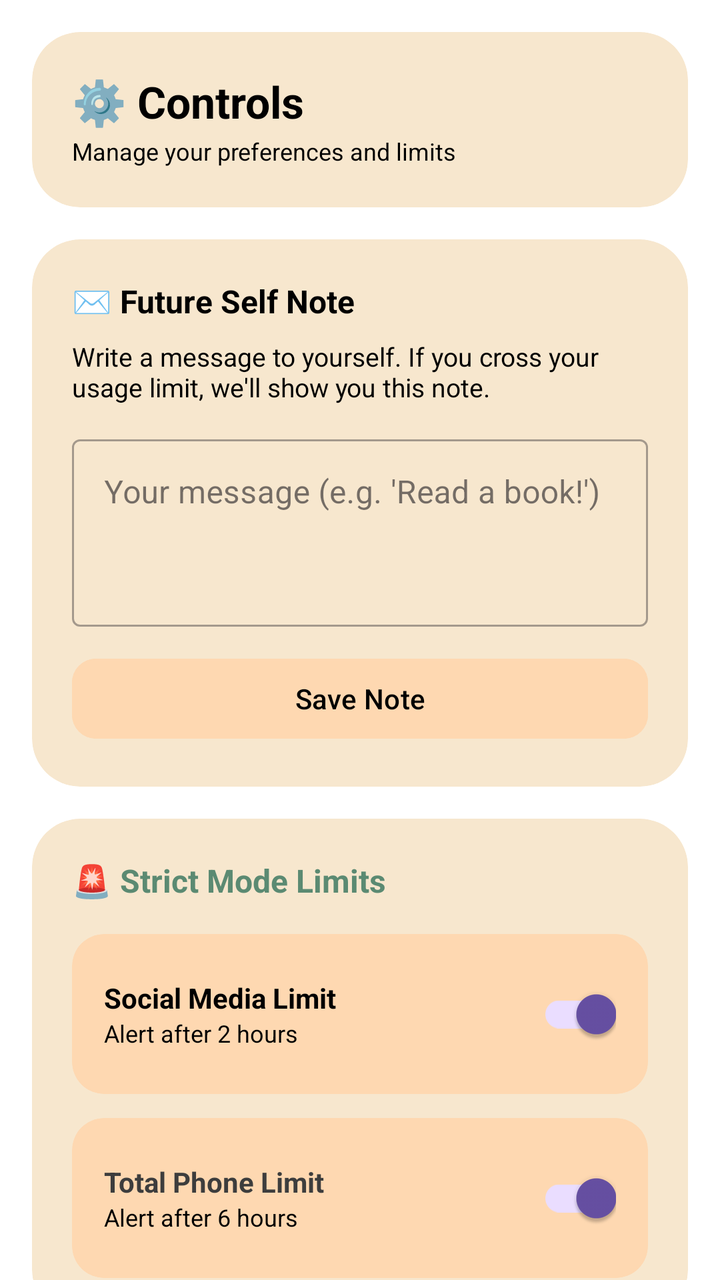
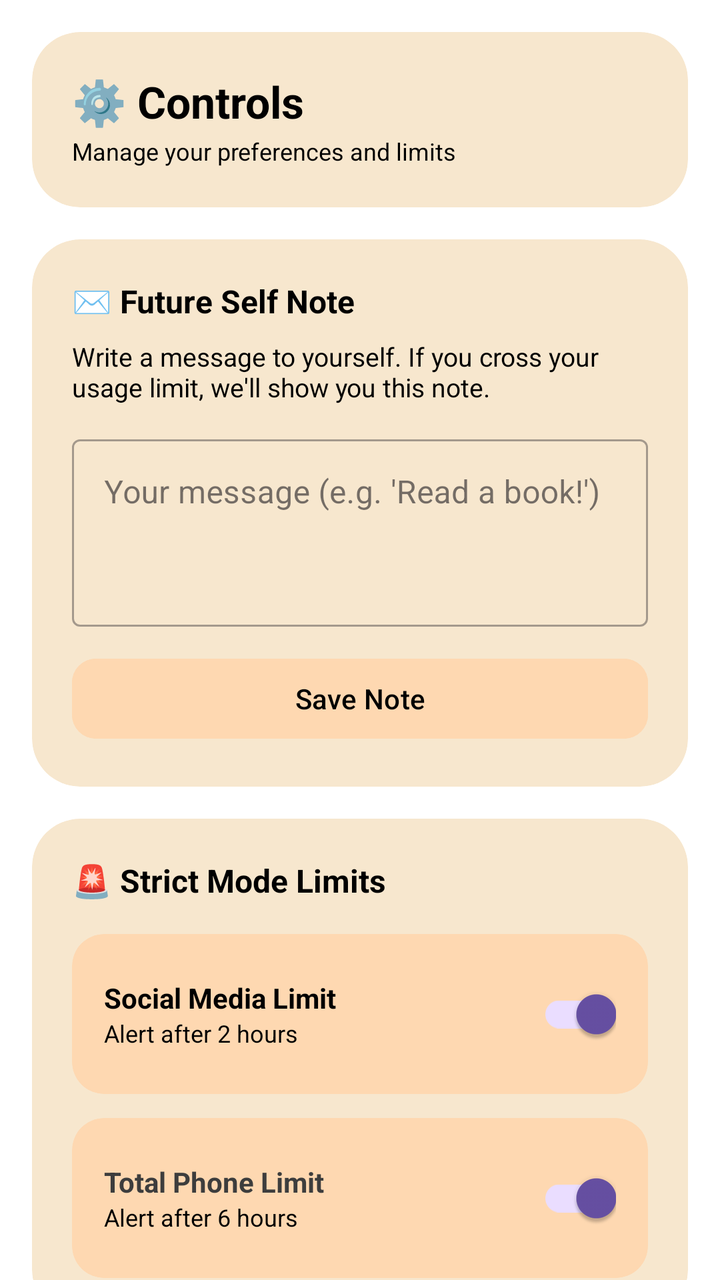

Two renders of the same Android screen: before a commit and after it. Below are the layout's source before the change and the commit's diff.
<!-- AndroidManifest.xml: application theme Theme.PhoneMoodTranslator -->
<!-- res/layout/fragment_controls.xml -->
<?xml version="1.0" encoding="utf-8"?>
<ScrollView
    xmlns:android="http://schemas.android.com/apk/res/android"
    xmlns:app="http://schemas.android.com/apk/res-auto"
    android:layout_width="match_parent"
    android:layout_height="match_parent"
    android:background="#FFFFFF"
    android:scrollbars="none">

    <LinearLayout
        android:layout_width="match_parent"
        android:layout_height="wrap_content"
        android:orientation="vertical"
        android:padding="16dp">

        
        <androidx.cardview.widget.CardView
            android:layout_width="match_parent"
            android:layout_height="wrap_content"
            android:layout_marginBottom="16dp"
            app:cardCornerRadius="24dp"
            app:cardElevation="0dp"
            app:cardBackgroundColor="#F7E7CE">

            <LinearLayout
                android:layout_width="match_parent"
                android:layout_height="wrap_content"
                android:orientation="vertical"
                android:padding="20dp">

                <TextView
                    android:layout_width="wrap_content"
                    android:layout_height="wrap_content"
                    android:text="⚙️ Controls"
                    android:textSize="22sp"
                    android:textStyle="bold"
                    android:textColor="#000000"/>

                <TextView
                    android:layout_width="wrap_content"
                    android:layout_height="wrap_content"
                    android:text="Manage your preferences and limits"
                    android:textSize="12sp"
                    android:textColor="#000000"
                    android:layout_marginTop="2dp"/>

            </LinearLayout>

        </androidx.cardview.widget.CardView>

        
        <androidx.cardview.widget.CardView
            android:layout_width="match_parent"
            android:layout_height="wrap_content"
            android:layout_marginBottom="16dp"
            app:cardCornerRadius="24dp"
            app:cardElevation="0dp"
            app:cardBackgroundColor="#F7E7CE">

            <LinearLayout
                android:layout_width="match_parent"
                android:layout_height="wrap_content"
                android:orientation="vertical"
                android:padding="20dp">

                <TextView
                    android:layout_width="wrap_content"
                    android:layout_height="wrap_content"
                    android:text="✉️ Future Self Note"
                    android:textSize="16sp"
                    android:textStyle="bold"
                    android:textColor="#000000"
                    android:layout_marginBottom="8dp"/>

                <TextView
                    android:layout_width="match_parent"
                    android:layout_height="wrap_content"
                    android:text="Write a message to yourself. If you cross your usage limit, we'll show you this note."
                    android:textColor="#000000"
                    android:textSize="13sp"
                    android:layout_marginBottom="12dp"/>

                <com.google.android.material.textfield.TextInputLayout
                    android:layout_width="match_parent"
                    android:layout_height="wrap_content"
                    android:hint="Your message (e.g. 'Read a book!')"
                    style="@style/Widget.MaterialComponents.TextInputLayout.OutlinedBox">

                    <com.google.android.material.textfield.TextInputEditText
                        android:id="@+id/etFutureNote"
                        android:layout_width="match_parent"
                        android:layout_height="wrap_content"
                        android:minLines="3"
                        android:gravity="top"/>

                </com.google.android.material.textfield.TextInputLayout>

                <Button
                    android:id="@+id/btnSaveNote"
                    android:layout_width="match_parent"
                    android:layout_height="wrap_content"
                    android:text="Save Note"
                    android:layout_marginTop="12dp"
                    android:textColor="#000000"
                    android:backgroundTint="#FED8B1"
                    app:cornerRadius="12dp"/>

            </LinearLayout>

        </androidx.cardview.widget.CardView>

        
        <androidx.cardview.widget.CardView
            android:layout_width="match_parent"
            android:layout_height="wrap_content"
            android:layout_marginBottom="16dp"
            app:cardCornerRadius="24dp"
            app:cardElevation="0dp"
            app:cardBackgroundColor="#F7E7CE">

            <LinearLayout
                android:layout_width="match_parent"
                android:layout_height="wrap_content"
                android:orientation="vertical"
                android:padding="20dp">

                <TextView
                    android:layout_width="wrap_content"
                    android:layout_height="wrap_content"
                    android:text="🚨 Strict Mode Limits"
                    android:textSize="16sp"
                    android:textStyle="bold"
                    android:textColor="#5B8A72"
                    android:layout_marginBottom="16dp"/>

                
                <androidx.cardview.widget.CardView
                    android:layout_width="match_parent"
                    android:layout_height="wrap_content"
                    android:layout_marginBottom="12dp"
                    app:cardCornerRadius="16dp"
                    app:cardElevation="0dp"
                    app:cardBackgroundColor="#FED8B1">

                    <LinearLayout
                        android:layout_width="match_parent"
                        android:layout_height="wrap_content"
                        android:orientation="horizontal"
                        android:gravity="center_vertical"
                        android:padding="16dp">

                        <LinearLayout
                            android:layout_width="0dp"
                            android:layout_height="wrap_content"
                            android:layout_weight="1"
                            android:orientation="vertical">

                            <TextView
                                android:layout_width="wrap_content"
                                android:layout_height="wrap_content"
                                android:text="Social Media Limit"
                                android:textSize="14sp"
                                android:textStyle="bold"
                                android:textColor="#000000"/>

                            <TextView
                                android:layout_width="wrap_content"
                                android:layout_height="wrap_content"
                                android:text="Alert after 2 hours"
                                android:textSize="12sp"
                                android:textColor="#000000"/>

                        </LinearLayout>

                        <com.google.android.material.switchmaterial.SwitchMaterial
                            android:id="@+id/switchSocialLimit"
                            android:layout_width="wrap_content"
                            android:layout_height="wrap_content"
                            android:checked="true"/>

                    </LinearLayout>

                </androidx.cardview.widget.CardView>

                
                <androidx.cardview.widget.CardView
                    android:layout_width="match_parent"
                    android:layout_height="wrap_content"
                    app:cardCornerRadius="16dp"
                    app:cardElevation="0dp"
                    app:cardBackgroundColor="#FED8B1">

                    <LinearLayout
                        android:layout_width="match_parent"
                        android:layout_height="wrap_content"
                        android:orientation="horizontal"
                        android:gravity="center_vertical"
                        android:padding="16dp">

                        <LinearLayout
                            android:layout_width="0dp"
                            android:layout_height="wrap_content"
                            android:layout_weight="1"
                            android:orientation="vertical">

                            <TextView
                                android:layout_width="wrap_content"
                                android:layout_height="wrap_content"
                                android:text="Total Phone Limit"
                                android:textSize="14sp"
                                android:textStyle="bold"
                                android:textColor="#3D3D3D"/>

                            <TextView
                                android:layout_width="wrap_content"
                                android:layout_height="wrap_content"
                                android:text="Alert after 6 hours"
                                android:textSize="12sp"
                                android:textColor="#000000"/>

                        </LinearLayout>

                        <com.google.android.material.switchmaterial.SwitchMaterial
                            android:id="@+id/switchTotalLimit"
                            android:layout_width="wrap_content"
                            android:layout_height="wrap_content"
                            android:checked="true"/>

                    </LinearLayout>

                </androidx.cardview.widget.CardView>

            </LinearLayout>

        </androidx.cardview.widget.CardView>

        
        <androidx.cardview.widget.CardView
            android:layout_width="match_parent"
            android:layout_height="wrap_content"
            android:layout_marginBottom="16dp"
            app:cardCornerRadius="24dp"
            app:cardElevation="0dp"
            app:cardBackgroundColor="#f7e7ce">

            <LinearLayout
                android:layout_width="match_parent"
                android:layout_height="wrap_content"
                android:orientation="vertical"
                android:padding="20dp">

                <TextView
                    android:layout_width="wrap_content"
                    android:layout_height="wrap_content"
                    android:text="🎨 App Theme"
                    android:textSize="16sp"
                    android:textStyle="bold"
                    android:textColor="#000000"
                    android:layout_marginBottom="8dp"/>

                <TextView
                    android:layout_width="match_parent"
                    android:layout_height="wrap_content"
                    android:text="Customize the main screen background color."
                    android:textColor="#000000"
                    android:textSize="13sp"
                    android:layout_marginBottom="16dp"/>

                <LinearLayout
                    android:layout_width="match_parent"
                    android:layout_height="wrap_content"
                    android:orientation="horizontal"
                    android:gravity="center_vertical">

                    <View
                        android:id="@+id/viewColorPreview"
                        android:layout_width="48dp"
                        android:layout_height="48dp"
                        android:layout_marginEnd="16dp"
                        android:clipToOutline="true"
                        android:background="@drawable/circle_preview"/>

                    <Button
                        android:id="@+id/btnPickColor"
                        android:layout_width="0dp"
                        android:layout_height="wrap_content"
                        android:layout_weight="1"
                        android:text="Pick Color"
                        android:textColor="#000000"
                        android:backgroundTint="#FED8B1"
                        app:cornerRadius="12dp"/>

                </LinearLayout>

            </LinearLayout>

        </androidx.cardview.widget.CardView>

        
        <androidx.cardview.widget.CardView
            android:layout_width="match_parent"
            android:layout_height="wrap_content"
            android:layout_marginBottom="32dp"
            app:cardCornerRadius="24dp"
            app:cardElevation="0dp"
            app:cardBackgroundColor="#f7e7ce">

            <LinearLayout
                android:layout_width="match_parent"
                android:layout_height="wrap_content"
                android:orientation="vertical"
                android:padding="20dp">

                <TextView
                    android:layout_width="wrap_content"
                    android:layout_height="wrap_content"
                    android:text="ℹ️ About"
                    android:textSize="16sp"
                    android:textStyle="bold"
                    android:textColor="#000000"
                    android:layout_marginBottom="8dp"/>

                <TextView
                    android:id="@+id/tvAboutDesc"
                    android:layout_width="match_parent"
                    android:layout_height="wrap_content"
                    android:text="Phone Mood Translator helps you understand your screen time habits through mood-based insights."
                    android:textColor="#000000"
                    android:textSize="13sp"
                    android:layout_marginBottom="16dp"/>


                <LinearLayout
                    android:layout_width="match_parent"
                    android:layout_height="wrap_content"
                    android:orientation="horizontal">

                    <androidx.cardview.widget.CardView
                        android:layout_width="0dp"
                        android:layout_height="wrap_content"
                        android:layout_weight="1"
                        android:layout_marginEnd="8dp"
                        app:cardCornerRadius="12dp"
                        app:cardElevation="0dp"
                        app:cardBackgroundColor="#FED8B1">

                        <LinearLayout
                            android:layout_width="match_parent"
                            android:layout_height="wrap_content"
                            android:orientation="vertical"
                            android:gravity="center"
                            android:padding="12dp">

                            <TextView
                                android:layout_width="wrap_content"
                                android:layout_height="wrap_content"
                                android:text="Version"
                                android:textSize="11sp"
                                android:textColor="#000000"/>

                            <TextView
                                android:layout_width="wrap_content"
                                android:layout_height="wrap_content"
                                android:text="2.0.0"
                                android:textSize="14sp"
                                android:textStyle="bold"
                                android:textColor="#000000"/>


                        </LinearLayout>

                    </androidx.cardview.widget.CardView>

                    <androidx.cardview.widget.CardView
                        android:layout_width="0dp"
                        android:layout_height="wrap_content"
                        android:layout_weight="1"
                        app:cardCornerRadius="12dp"
                        app:cardElevation="0dp"
                        app:cardBackgroundColor="#FED8B1">

                        <LinearLayout
                            android:layout_width="match_parent"
                            android:layout_height="wrap_content"
                            android:orientation="vertical"
                            android:gravity="center"
                            android:padding="12dp">

                            <TextView
                                android:layout_width="wrap_content"
                                android:layout_height="wrap_content"
                                android:text="Made with"
                                android:textSize="11sp"
                                android:textColor="#000000"/>

                            <TextView
                                android:layout_width="wrap_content"
                                android:layout_height="wrap_content"
                                android:text="❤️ in India"
                                android:textSize="14sp"
                                android:textStyle="bold"
                                android:textColor="#000000"/>

                        </LinearLayout>

                    </androidx.cardview.widget.CardView>

                </LinearLayout>

            </LinearLayout>

        </androidx.cardview.widget.CardView>

    </LinearLayout>

</ScrollView>
<!-- resources referenced by this layout -->
<resources>
  <!-- drawable circle_preview (drawable) -->
  <?xml version="1.0" encoding="utf-8"?>
  <shape xmlns:android="http://schemas.android.com/apk/res/android"
      android:shape="oval">
      <solid android:color="#4A148C"/>
      <stroke android:width="2dp" android:color="#DDDDDD"/>
  </shape>
  <style name="Theme.PhoneMoodTranslator" parent="Base.Theme.PhoneMoodTranslator" />
  <style name="Base.Theme.PhoneMoodTranslator" parent="Theme.Material3.DayNight.NoActionBar">
          
          
      </style>
</resources>

<!-- the commit's change to res/layout/fragment_controls.xml (unified diff, before → after) -->
@@ -130,7 +130,7 @@
                     android:text="🚨 Strict Mode Limits"
                     android:textSize="16sp"
                     android:textStyle="bold"
-                    android:textColor="#5B8A72"
+                    android:textColor="#000000"
                     android:layout_marginBottom="16dp"/>
 
                 
